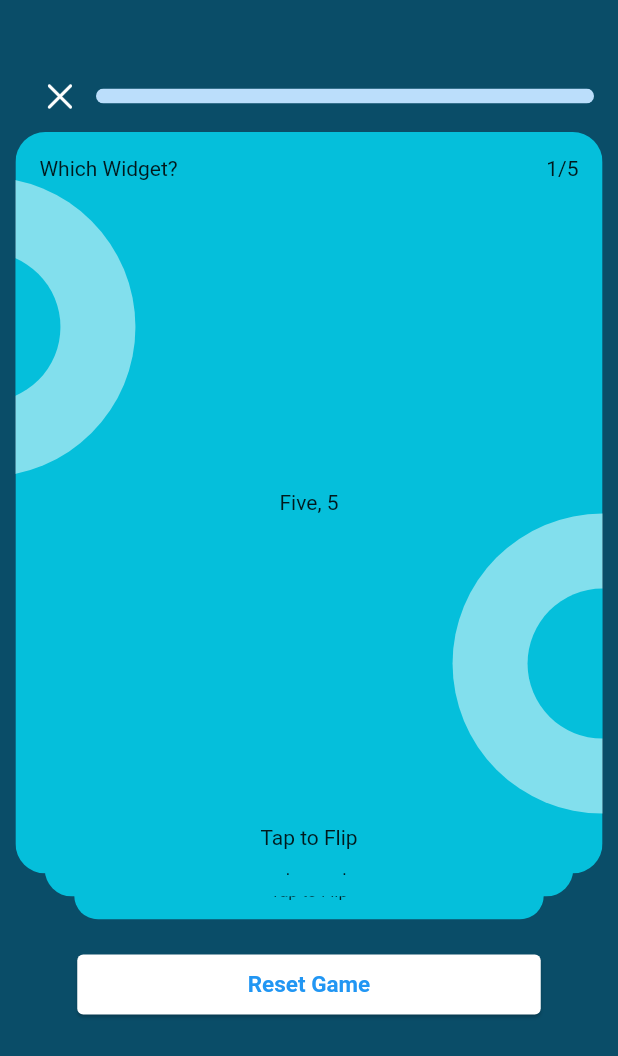
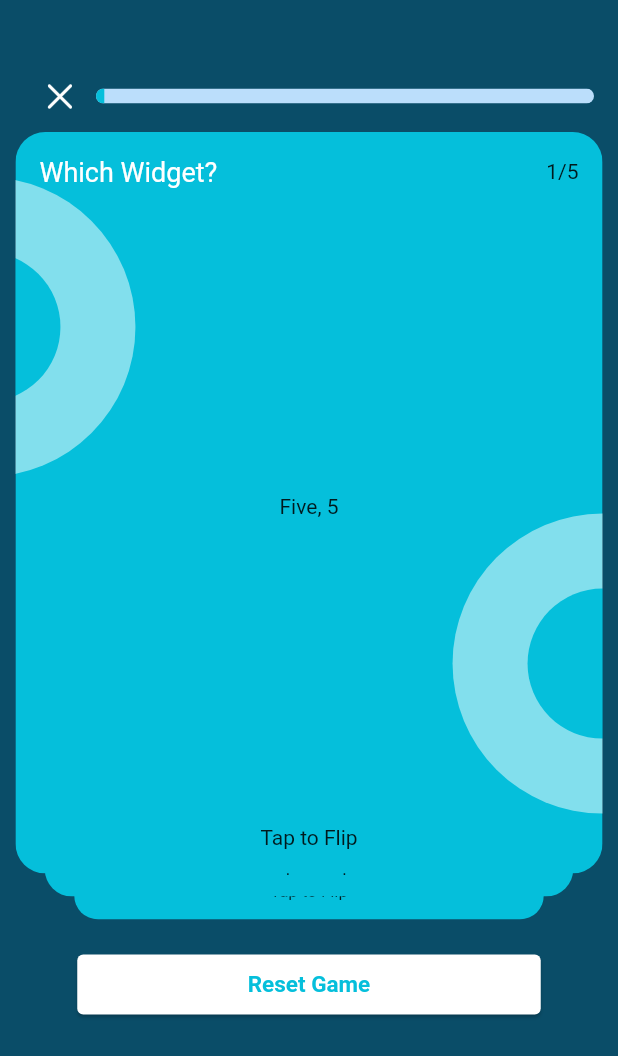
Before and after one commit to Richmond-Nunoo/Flutter-Riddles, a Flutter app: the MyCustomWidget screen opened directly, on a phone screen of 412 x 824 dp. Shown: the top 1056 px of the screen. Run offline on Flutter 3.47's test engine with Material 2 defaults, Android fonts, the phone set to English and light mode, and no system bars; drawn by our look-alikes of appinio_swiper, flip_card.

Commit message:
relax small

```diff
--- a/lib/views/flash_cards.dart
+++ b/lib/views/flash_cards.dart
@@ -23,7 +23,7 @@ class MyCustomWidgetState extends State<MyCustomWidget> {
   @override
   void initState() {
     super.initState();
-    // startTimer();
+    startTimer();
   }
 
   void startTimer() {
@@ -145,7 +145,7 @@ class MyCustomWidgetState extends State<MyCustomWidget> {
                 child: const Text(
                   "Reset Game",
                   style: TextStyle(
-                    color: Colors.blue,
+                    color: bgColor,
                     fontSize: 15,
                     fontWeight: FontWeight.bold,
                   ),
--- a/lib/views/homepage.dart
+++ b/lib/views/homepage.dart
@@ -94,7 +94,13 @@ class FlipCardsWidget extends StatelessWidget {
                   const Row(
                     mainAxisAlignment: MainAxisAlignment.spaceBetween,
                     children: [
-                      Text("Which Widget?"),
+                      Text(
+                        "Which Widget?",
+                        style: TextStyle(
+                          color: Colors.white,
+                          fontSize: 18,
+                        ),
+                      ),
                       Text("1/5"),
                     ],
                   ),
@@ -172,7 +178,12 @@ class FlipCardsWidget extends StatelessWidget {
                   const Row(
                     mainAxisAlignment: MainAxisAlignment.spaceBetween,
                     children: [
-                      Text("Which Widget?"),
+                      Text(
+                        "Which Widget?",
+                        style: TextStyle(
+                          color: Colors.white,
+                        ),
+                      ),
                       Text("1/5"),
                     ],
                   ),
```
